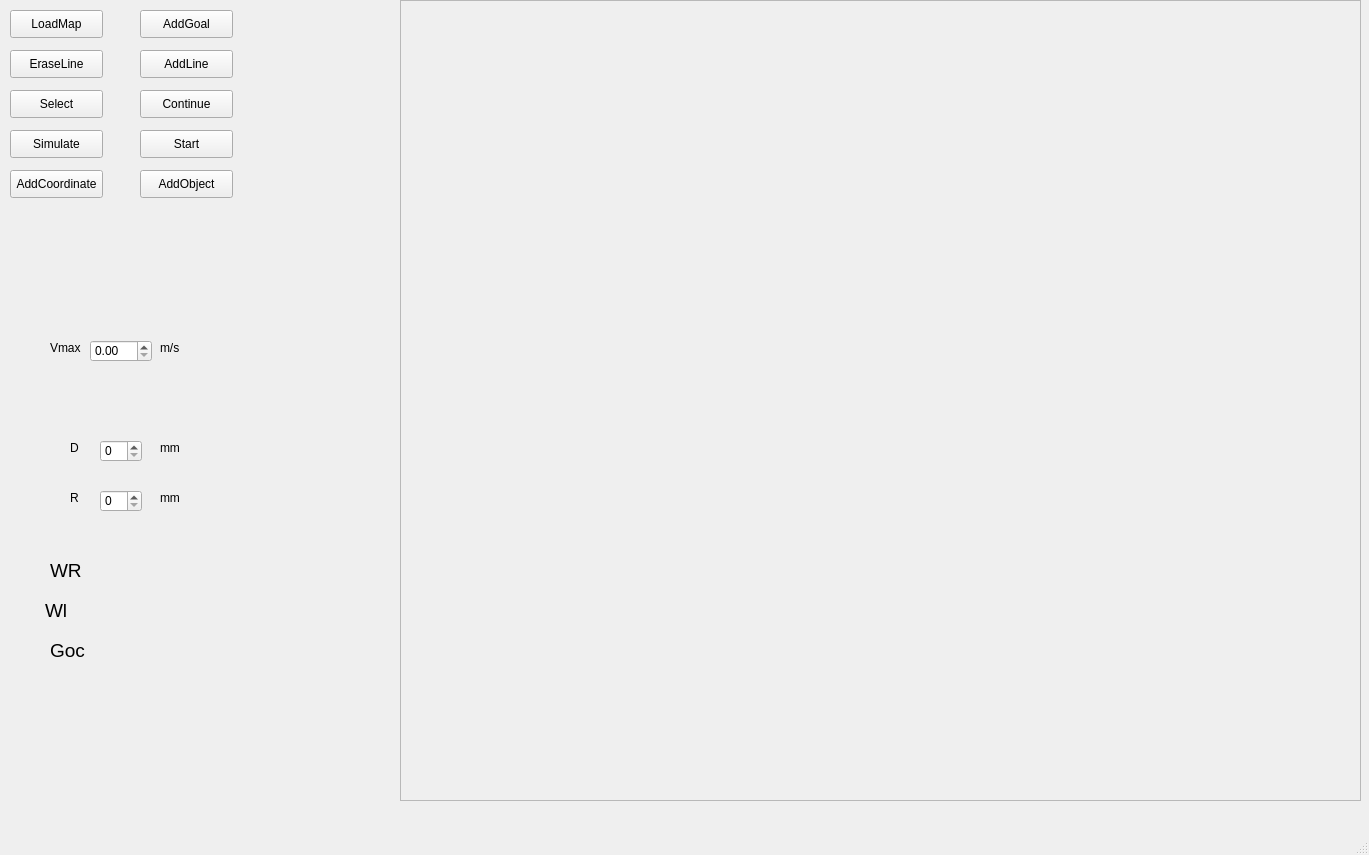
trantienlong2301/DATN, file gui2.ui: the form before one commit.
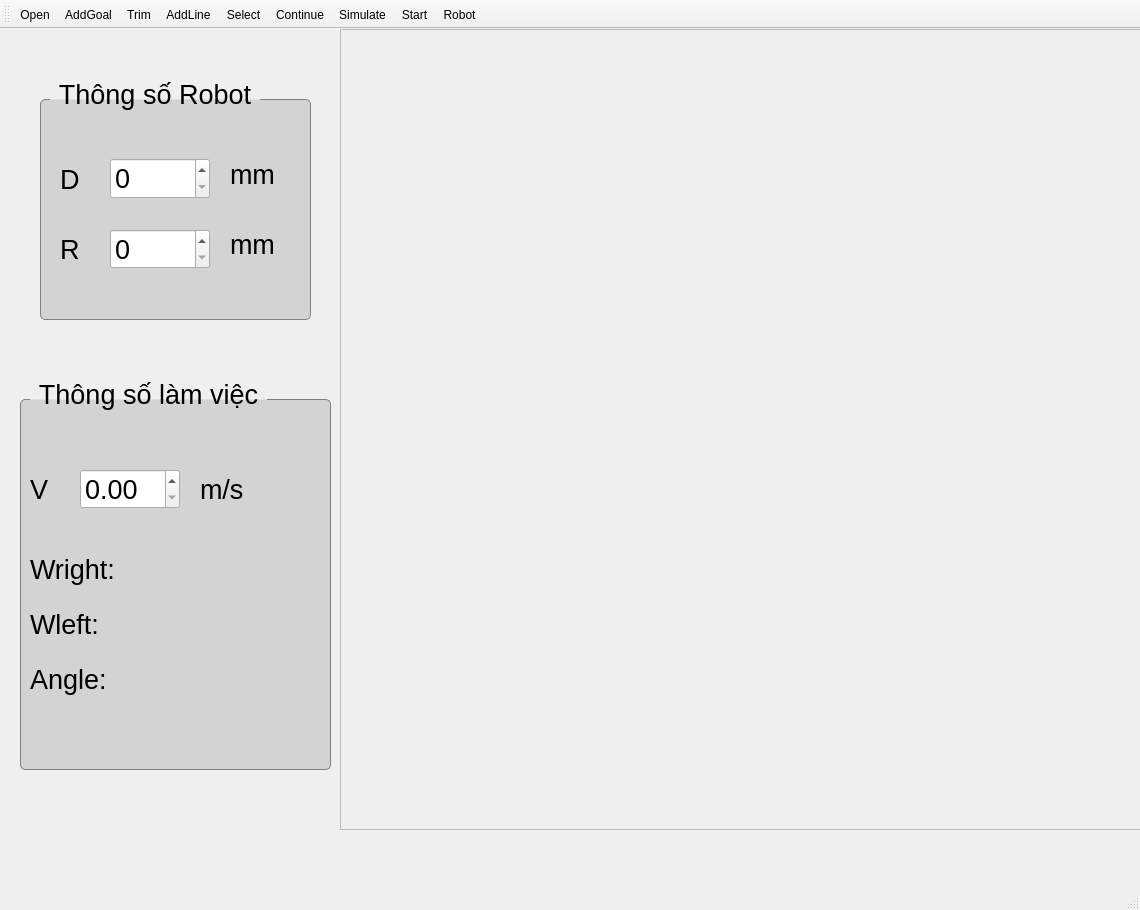
The form after the commit. Icons and pictures are not drawn.

What changed in the file:
```diff
--- a/gui2.ui
+++ b/gui2.ui
@@ -2,157 +2,48 @@
 <ui version="4.0">
  <class>MainWindow</class>
  <widget class="QMainWindow" name="MainWindow">
+  <property name="enabled">
+   <bool>true</bool>
+  </property>
   <property name="geometry">
    <rect>
     <x>0</x>
     <y>0</y>
-    <width>1369</width>
-    <height>855</height>
+    <width>1140</width>
+    <height>910</height>
    </rect>
   </property>
+  <property name="sizePolicy">
+   <sizepolicy hsizetype="Expanding" vsizetype="Expanding">
+    <horstretch>0</horstretch>
+    <verstretch>0</verstretch>
+   </sizepolicy>
+  </property>
   <property name="windowTitle">
    <string>MainWindow</string>
   </property>
   <widget class="QWidget" name="centralwidget">
-   <widget class="QPushButton" name="LoadMap">
-    <property name="geometry">
-     <rect>
-      <x>10</x>
-      <y>10</y>
-      <width>93</width>
-      <height>28</height>
-     </rect>
-    </property>
-    <property name="text">
-     <string>LoadMap</string>
-    </property>
-   </widget>
-   <widget class="QPushButton" name="AddGoal">
-    <property name="geometry">
-     <rect>
-      <x>140</x>
-      <y>10</y>
-      <width>93</width>
-      <height>28</height>
-     </rect>
-    </property>
-    <property name="text">
-     <string>AddGoal</string>
-    </property>
-   </widget>
-   <widget class="QPushButton" name="AddLine">
-    <property name="geometry">
-     <rect>
-      <x>140</x>
-      <y>50</y>
-      <width>93</width>
-      <height>28</height>
-     </rect>
-    </property>
-    <property name="text">
-     <string>AddLine</string>
-    </property>
-   </widget>
-   <widget class="QPushButton" name="EraseLine">
-    <property name="geometry">
-     <rect>
-      <x>10</x>
-      <y>50</y>
-      <width>93</width>
-      <height>28</height>
-     </rect>
-    </property>
-    <property name="text">
-     <string>EraseLine</string>
-    </property>
-   </widget>
-   <widget class="QPushButton" name="Select">
-    <property name="geometry">
-     <rect>
-      <x>10</x>
-      <y>90</y>
-      <width>93</width>
-      <height>28</height>
-     </rect>
-    </property>
-    <property name="text">
-     <string>Select</string>
-    </property>
-   </widget>
-   <widget class="QPushButton" name="Simulate">
-    <property name="geometry">
-     <rect>
-      <x>10</x>
-      <y>130</y>
-      <width>93</width>
-      <height>28</height>
-     </rect>
-    </property>
-    <property name="text">
-     <string>Simulate</string>
-    </property>
-   </widget>
-   <widget class="QPushButton" name="Start">
-    <property name="geometry">
-     <rect>
-      <x>140</x>
-      <y>130</y>
-      <width>93</width>
-      <height>28</height>
-     </rect>
-    </property>
-    <property name="text">
-     <string>Start</string>
-    </property>
-   </widget>
-   <widget class="QPushButton" name="Continue">
-    <property name="geometry">
-     <rect>
-      <x>140</x>
-      <y>90</y>
-      <width>93</width>
-      <height>28</height>
-     </rect>
-    </property>
-    <property name="text">
-     <string>Continue</string>
-    </property>
-   </widget>
-   <widget class="QPushButton" name="AddCoordinate">
-    <property name="geometry">
-     <rect>
-      <x>10</x>
-      <y>170</y>
-      <width>93</width>
-      <height>28</height>
-     </rect>
-    </property>
-    <property name="text">
-     <string>AddCoordinate</string>
-    </property>
-   </widget>
-   <widget class="QPushButton" name="AddObject">
-    <property name="geometry">
-     <rect>
-      <x>140</x>
-      <y>170</y>
-      <width>93</width>
-      <height>28</height>
-     </rect>
-    </property>
-    <property name="text">
-     <string>AddObject</string>
-    </property>
-   </widget>
+   <property name="sizePolicy">
+    <sizepolicy hsizetype="Expanding" vsizetype="Expanding">
+     <horstretch>0</horstretch>
+     <verstretch>0</verstretch>
+    </sizepolicy>
+   </property>
    <widget class="QFrame" name="Screen">
     <property name="geometry">
      <rect>
-      <x>400</x>
+      <x>340</x>
       <y>0</y>
-      <width>961</width>
+      <width>801</width>
       <height>801</height>
      </rect>
     </property>
+    <property name="sizePolicy">
+     <sizepolicy hsizetype="Expanding" vsizetype="Expanding">
+      <horstretch>0</horstretch>
+      <verstretch>0</verstretch>
+     </sizepolicy>
+    </property>
     <property name="frameShape">
      <enum>QFrame::StyledPanel</enum>
     </property>
@@ -160,234 +51,559 @@
      <enum>QFrame::Raised</enum>
     </property>
    </widget>
-   <widget class="QLabel" name="label">
+   <widget class="QGroupBox" name="groupBox">
     <property name="geometry">
      <rect>
-      <x>50</x>
-      <y>340</y>
-      <width>41</width>
-      <height>16</height>
+      <x>40</x>
+      <y>50</y>
+      <width>271</width>
+      <height>241</height>
      </rect>
     </property>
-    <property name="text">
-     <string>Vmax</string>
-    </property>
-   </widget>
-   <widget class="QLabel" name="label_3">
-    <property name="geometry">
-     <rect>
-      <x>70</x>
-      <y>440</y>
-      <width>16</width>
-      <height>16</height>
-     </rect>
-    </property>
-    <property name="text">
-     <string>D</string>
-    </property>
-   </widget>
-   <widget class="QLabel" name="label_4">
-    <property name="geometry">
-     <rect>
-      <x>70</x>
-      <y>490</y>
-      <width>21</width>
-      <height>16</height>
-     </rect>
-    </property>
-    <property name="text">
-     <string>R</string>
-    </property>
-   </widget>
-   <widget class="QLabel" name="label_5">
-    <property name="geometry">
-     <rect>
-      <x>160</x>
-      <y>340</y>
-      <width>55</width>
-      <height>16</height>
-     </rect>
-    </property>
-    <property name="text">
-     <string>m/s</string>
-    </property>
-   </widget>
-   <widget class="QLabel" name="label_6">
-    <property name="geometry">
-     <rect>
-      <x>160</x>
-      <y>440</y>
-      <width>55</width>
-      <height>16</height>
-     </rect>
-    </property>
-    <property name="text">
-     <string>mm</string>
-    </property>
-   </widget>
-   <widget class="QLabel" name="label_7">
-    <property name="geometry">
-     <rect>
-      <x>160</x>
-      <y>490</y>
-      <width>55</width>
-      <height>16</height>
-     </rect>
-    </property>
-    <property name="text">
-     <string>mm</string>
-    </property>
-   </widget>
-   <widget class="QDoubleSpinBox" name="Vmax">
-    <property name="geometry">
-     <rect>
-      <x>90</x>
-      <y>340</y>
-      <width>62</width>
-      <height>22</height>
-     </rect>
-    </property>
-   </widget>
-   <widget class="QSpinBox" name="Chieu_rong">
-    <property name="geometry">
-     <rect>
-      <x>100</x>
-      <y>440</y>
-      <width>42</width>
-      <height>22</height>
-     </rect>
-    </property>
-   </widget>
-   <widget class="QSpinBox" name="Ban_kinh">
-    <property name="geometry">
-     <rect>
-      <x>100</x>
-      <y>490</y>
-      <width>42</width>
-      <height>22</height>
-     </rect>
-    </property>
-   </widget>
-   <widget class="QLabel" name="VelRight">
-    <property name="geometry">
-     <rect>
-      <x>100</x>
-      <y>550</y>
-      <width>151</width>
-      <height>31</height>
-     </rect>
-    </property>
     <property name="font">
      <font>
-      <pointsize>14</pointsize>
+      <pointsize>20</pointsize>
      </font>
     </property>
-    <property name="text">
-     <string/>
+    <property name="styleSheet">
+     <string notr="true">QGroupBox {
+    background-color: lightgray; /* hoặc #F0F0F0, red, etc. */
+    border: 1px solid gray;
+    border-radius: 5px;
+    margin-top: 20px;
+}
+
+QGroupBox::title {
+    subcontrol-origin: margin;
+    left: 10px;
+    padding: 0 5px;
+}
+</string>
     </property>
-   </widget>
-   <widget class="QLabel" name="VelLeft">
-    <property name="geometry">
-     <rect>
-      <x>100</x>
-      <y>600</y>
-      <width>121</width>
-      <height>21</height>
-     </rect>
+    <property name="title">
+     <string>Thông số Robot</string>
     </property>
-    <property name="font">
-     <font>
-      <pointsize>14</pointsize>
-     </font>
-    </property>
-    <property name="text">
-     <string/>
-    </property>
+    <widget class="QLabel" name="label_3">
+     <property name="geometry">
+      <rect>
+       <x>20</x>
+       <y>80</y>
+       <width>41</width>
+       <height>41</height>
+      </rect>
+     </property>
+     <property name="sizePolicy">
+      <sizepolicy hsizetype="Expanding" vsizetype="Expanding">
+       <horstretch>0</horstretch>
+       <verstretch>0</verstretch>
+      </sizepolicy>
+     </property>
+     <property name="font">
+      <font>
+       <pointsize>20</pointsize>
+      </font>
+     </property>
+     <property name="text">
+      <string>D</string>
+     </property>
+    </widget>
+    <widget class="QSpinBox" name="Chieu_rong">
+     <property name="geometry">
+      <rect>
+       <x>70</x>
+       <y>79</y>
+       <width>100</width>
+       <height>41</height>
+      </rect>
+     </property>
+     <property name="sizePolicy">
+      <sizepolicy hsizetype="Expanding" vsizetype="Expanding">
+       <horstretch>0</horstretch>
+       <verstretch>0</verstretch>
+      </sizepolicy>
+     </property>
+     <property name="font">
+      <font>
+       <pointsize>20</pointsize>
+      </font>
+     </property>
+    </widget>
+    <widget class="QLabel" name="label_6">
+     <property name="geometry">
+      <rect>
+       <x>190</x>
+       <y>80</y>
+       <width>61</width>
+       <height>31</height>
+      </rect>
+     </property>
+     <property name="sizePolicy">
+      <sizepolicy hsizetype="Expanding" vsizetype="Expanding">
+       <horstretch>0</horstretch>
+       <verstretch>0</verstretch>
+      </sizepolicy>
+     </property>
+     <property name="font">
+      <font>
+       <pointsize>20</pointsize>
+      </font>
+     </property>
+     <property name="text">
+      <string>mm</string>
+     </property>
+    </widget>
+    <widget class="QLabel" name="label_4">
+     <property name="geometry">
+      <rect>
+       <x>20</x>
+       <y>150</y>
+       <width>21</width>
+       <height>41</height>
+      </rect>
+     </property>
+     <property name="sizePolicy">
+      <sizepolicy hsizetype="Expanding" vsizetype="Expanding">
+       <horstretch>0</horstretch>
+       <verstretch>0</verstretch>
+      </sizepolicy>
+     </property>
+     <property name="font">
+      <font>
+       <pointsize>20</pointsize>
+      </font>
+     </property>
+     <property name="text">
+      <string>R</string>
+     </property>
+    </widget>
+    <widget class="QSpinBox" name="Ban_kinh">
+     <property name="geometry">
+      <rect>
+       <x>70</x>
+       <y>150</y>
+       <width>100</width>
+       <height>40</height>
+      </rect>
+     </property>
+     <property name="sizePolicy">
+      <sizepolicy hsizetype="Expanding" vsizetype="Expanding">
+       <horstretch>0</horstretch>
+       <verstretch>0</verstretch>
+      </sizepolicy>
+     </property>
+     <property name="font">
+      <font>
+       <pointsize>20</pointsize>
+      </font>
+     </property>
+    </widget>
+    <widget class="QLabel" name="label_7">
+     <property name="geometry">
+      <rect>
+       <x>190</x>
+       <y>150</y>
+       <width>71</width>
+       <height>31</height>
+      </rect>
+     </property>
+     <property name="sizePolicy">
+      <sizepolicy hsizetype="Expanding" vsizetype="Expanding">
+       <horstretch>0</horstretch>
+       <verstretch>0</verstretch>
+      </sizepolicy>
+     </property>
+     <property name="font">
+      <font>
+       <pointsize>20</pointsize>
+      </font>
+     </property>
+     <property name="text">
+      <string>mm</string>
+     </property>
+    </widget>
    </widget>
-   <widget class="QLabel" name="Angle">
+   <widget class="QGroupBox" name="groupBox_2">
     <property name="geometry">
      <rect>
-      <x>100</x>
-      <y>640</y>
-      <width>111</width>
-      <height>31</height>
+      <x>20</x>
+      <y>350</y>
+      <width>311</width>
+      <height>391</height>
      </rect>
     </property>
     <property name="font">
      <font>
-      <pointsize>14</pointsize>
+      <pointsize>20</pointsize>
      </font>
     </property>
-    <property name="text">
-     <string/>
+    <property name="autoFillBackground">
+     <bool>false</bool>
     </property>
-   </widget>
-   <widget class="QLabel" name="label_10">
-    <property name="geometry">
-     <rect>
-      <x>50</x>
-      <y>560</y>
-      <width>41</width>
-      <height>20</height>
-     </rect>
+    <property name="styleSheet">
+     <string notr="true">QGroupBox {
+    background-color: lightgray; /* hoặc #F0F0F0, red, etc. */
+    border: 1px solid gray;
+    border-radius: 5px;
+    margin-top: 20px;
+}
+
+QGroupBox::title {
+    subcontrol-origin: margin;
+    left: 10px;
+    padding: 0 5px;
+}
+</string>
     </property>
-    <property name="font">
-     <font>
-      <pointsize>14</pointsize>
-     </font>
+    <property name="title">
+     <string>Thông số làm việc</string>
     </property>
-    <property name="text">
-     <string>WR</string>
-    </property>
+    <widget class="QLabel" name="label">
+     <property name="geometry">
+      <rect>
+       <x>10</x>
+       <y>90</y>
+       <width>31</width>
+       <height>41</height>
+      </rect>
+     </property>
+     <property name="sizePolicy">
+      <sizepolicy hsizetype="Expanding" vsizetype="Expanding">
+       <horstretch>0</horstretch>
+       <verstretch>0</verstretch>
+      </sizepolicy>
+     </property>
+     <property name="font">
+      <font>
+       <pointsize>20</pointsize>
+      </font>
+     </property>
+     <property name="text">
+      <string>V</string>
+     </property>
+    </widget>
+    <widget class="QLabel" name="label_5">
+     <property name="geometry">
+      <rect>
+       <x>180</x>
+       <y>90</y>
+       <width>81</width>
+       <height>41</height>
+      </rect>
+     </property>
+     <property name="sizePolicy">
+      <sizepolicy hsizetype="Expanding" vsizetype="Expanding">
+       <horstretch>0</horstretch>
+       <verstretch>0</verstretch>
+      </sizepolicy>
+     </property>
+     <property name="font">
+      <font>
+       <pointsize>20</pointsize>
+      </font>
+     </property>
+     <property name="text">
+      <string>m/s</string>
+     </property>
+    </widget>
+    <widget class="QDoubleSpinBox" name="Vmax">
+     <property name="geometry">
+      <rect>
+       <x>60</x>
+       <y>90</y>
+       <width>100</width>
+       <height>40</height>
+      </rect>
+     </property>
+     <property name="sizePolicy">
+      <sizepolicy hsizetype="Expanding" vsizetype="Expanding">
+       <horstretch>0</horstretch>
+       <verstretch>0</verstretch>
+      </sizepolicy>
+     </property>
+     <property name="font">
+      <font>
+       <pointsize>20</pointsize>
+      </font>
+     </property>
+    </widget>
+    <widget class="QLabel" name="label_12">
+     <property name="geometry">
+      <rect>
+       <x>10</x>
+       <y>280</y>
+       <width>91</width>
+       <height>41</height>
+      </rect>
+     </property>
+     <property name="sizePolicy">
+      <sizepolicy hsizetype="Expanding" vsizetype="Expanding">
+       <horstretch>0</horstretch>
+       <verstretch>0</verstretch>
+      </sizepolicy>
+     </property>
+     <property name="font">
+      <font>
+       <pointsize>20</pointsize>
+      </font>
+     </property>
+     <property name="text">
+      <string>Angle:</string>
+     </property>
+    </widget>
+    <widget class="QLabel" name="VelRight">
+     <property name="geometry">
+      <rect>
+       <x>140</x>
+       <y>170</y>
+       <width>121</width>
+       <height>41</height>
+      </rect>
+     </property>
+     <property name="sizePolicy">
+      <sizepolicy hsizetype="Expanding" vsizetype="Expanding">
+       <horstretch>0</horstretch>
+       <verstretch>0</verstretch>
+      </sizepolicy>
+     </property>
+     <property name="font">
+      <font>
+       <pointsize>20</pointsize>
+      </font>
+     </property>
+     <property name="styleSheet">
+      <string notr="true">font: 20pt &quot;MS Shell Dlg 2&quot;;</string>
+     </property>
+     <property name="text">
+      <string/>
+     </property>
+    </widget>
+    <widget class="QLabel" name="VelLeft">
+     <property name="geometry">
+      <rect>
+       <x>140</x>
+       <y>230</y>
+       <width>121</width>
+       <height>31</height>
+      </rect>
+     </property>
+     <property name="sizePolicy">
+      <sizepolicy hsizetype="Expanding" vsizetype="Expanding">
+       <horstretch>0</horstretch>
+       <verstretch>0</verstretch>
+      </sizepolicy>
+     </property>
+     <property name="font">
+      <font>
+       <pointsize>20</pointsize>
+      </font>
+     </property>
+     <property name="text">
+      <string/>
+     </property>
+    </widget>
+    <widget class="QLabel" name="Angle">
+     <property name="geometry">
+      <rect>
+       <x>140</x>
+       <y>280</y>
+       <width>161</width>
+       <height>41</height>
+      </rect>
+     </property>
+     <property name="sizePolicy">
+      <sizepolicy hsizetype="Expanding" vsizetype="Expanding">
+       <horstretch>0</horstretch>
+       <verstretch>0</verstretch>
+      </sizepolicy>
+     </property>
+     <property name="font">
+      <font>
+       <pointsize>20</pointsize>
+      </font>
+     </property>
+     <property name="text">
+      <string/>
+     </property>
+    </widget>
+    <widget class="QLabel" name="label_10">
+     <property name="geometry">
+      <rect>
+       <x>10</x>
+       <y>170</y>
+       <width>111</width>
+       <height>41</height>
+      </rect>
+     </property>
+     <property name="sizePolicy">
+      <sizepolicy hsizetype="Expanding" vsizetype="Expanding">
+       <horstretch>0</horstretch>
+       <verstretch>0</verstretch>
+      </sizepolicy>
+     </property>
+     <property name="font">
+      <font>
+       <pointsize>20</pointsize>
+      </font>
+     </property>
+     <property name="text">
+      <string>Wright:</string>
+     </property>
+    </widget>
+    <widget class="QLabel" name="label_11">
+     <property name="geometry">
+      <rect>
+       <x>10</x>
+       <y>230</y>
+       <width>101</width>
+       <height>31</height>
+      </rect>
+     </property>
+     <property name="sizePolicy">
+      <sizepolicy hsizetype="Expanding" vsizetype="Expanding">
+       <horstretch>0</horstretch>
+       <verstretch>0</verstretch>
+      </sizepolicy>
+     </property>
+     <property name="font">
+      <font>
+       <pointsize>20</pointsize>
+      </font>
+     </property>
+     <property name="text">
+      <string>Wleft:</string>
+     </property>
+    </widget>
    </widget>
-   <widget class="QLabel" name="label_11">
+   <widget class="QWidget" name="">
     <property name="geometry">
      <rect>
-      <x>45</x>
-      <y>600</y>
-      <width>31</width>
-      <height>20</height>
+      <x>0</x>
+      <y>0</y>
+      <width>2</width>
+      <height>2</height>
      </rect>
     </property>
-    <property name="font">
-     <font>
-      <pointsize>14</pointsize>
-     </font>
-    </property>
-    <property name="text">
-     <string>Wl</string>
-    </property>
+    <layout class="QHBoxLayout" name="horizontalLayout_4"/>
    </widget>
-   <widget class="QLabel" name="label_12">
-    <property name="geometry">
-     <rect>
-      <x>50</x>
-      <y>640</y>
-      <width>41</width>
-      <height>21</height>
-     </rect>
-    </property>
-    <property name="font">
-     <font>
-      <pointsize>14</pointsize>
-     </font>
-    </property>
-    <property name="text">
-     <string>Goc</string>
-    </property>
-   </widget>
   </widget>
-  <widget class="QMenuBar" name="menubar">
-   <property name="geometry">
-    <rect>
-     <x>0</x>
-     <y>0</y>
-     <width>1369</width>
-     <height>26</height>
-    </rect>
+  <widget class="QStatusBar" name="statusbar">
+   <property name="sizePolicy">
+    <sizepolicy hsizetype="Expanding" vsizetype="Expanding">
+     <horstretch>0</horstretch>
+     <verstretch>0</verstretch>
+    </sizepolicy>
    </property>
   </widget>
-  <widget class="QStatusBar" name="statusbar"/>
+  <widget class="QToolBar" name="toolBar">
+   <property name="windowTitle">
+    <string>toolBar</string>
+   </property>
+   <property name="iconSize">
+    <size>
+     <width>50</width>
+     <height>50</height>
+    </size>
+   </property>
+   <property name="toolButtonStyle">
+    <enum>Qt::ToolButtonTextUnderIcon</enum>
+   </property>
+   <attribute name="toolBarArea">
+    <enum>TopToolBarArea</enum>
+   </attribute>
+   <attribute name="toolBarBreak">
+    <bool>false</bool>
+   </attribute>
+   <addaction name="actionOpen"/>
+   <addaction name="actionAddGoal"/>
+   <addaction name="actionTrim"/>
+   <addaction name="actionAddLine"/>
+   <addaction name="actionSelect"/>
+   <addaction name="actionContinue"/>
+   <addaction name="actionSimulate"/>
+   <addaction name="actionStart"/>
+   <addaction name="actionrobot"/>
+  </widget>
+  <action name="actionOpen">
+   <property name="icon">
+    <iconset>
+     <normaloff>icons/open.png</normaloff>icons/open.png</iconset>
+   </property>
+   <property name="text">
+    <string>Open</string>
+   </property>
+  </action>
+  <action name="actionAddGoal">
+   <property name="icon">
+    <iconset>
+     <normaloff>icons/addpoint.png</normaloff>icons/addpoint.png</iconset>
+   </property>
+   <property name="text">
+    <string>AddGoal</string>
+   </property>
+  </action>
+  <action name="actionTrim">
+   <property name="icon">
+    <iconset>
+     <normaloff>icons/cut.png</normaloff>icons/cut.png</iconset>
+   </property>
+   <property name="text">
+    <string>Trim</string>
+   </property>
+  </action>
+  <action name="actionAddLine">
+   <property name="icon">
+    <iconset>
+     <normaloff>icons/workLine.png</normaloff>icons/workLine.png</iconset>
+   </property>
+   <property name="text">
+    <string>AddLine</string>
+   </property>
+  </action>
+  <action name="actionSelect">
+   <property name="icon">
+    <iconset>
+     <normaloff>icons/select.png</normaloff>icons/select.png</iconset>
+   </property>
+   <property name="text">
+    <string>Select</string>
+   </property>
+  </action>
+  <action name="actionContinue">
+   <property name="icon">
+    <iconset>
+     <normaloff>icons/continue.png</normaloff>icons/continue.png</iconset>
+   </property>
+   <property name="text">
+    <string>Continue</string>
+   </property>
+  </action>
+  <action name="actionSimulate">
+   <property name="icon">
+    <iconset>
+     <normaloff>icons/simu.png</normaloff>icons/simu.png</iconset>
+   </property>
+   <property name="text">
+    <string>Simulate</string>
+   </property>
+  </action>
+  <action name="actionStart">
+   <property name="icon">
+    <iconset>
+     <normaloff>icons/on.png</normaloff>icons/on.png</iconset>
+   </property>
+   <property name="text">
+    <string>Start</string>
+   </property>
+  </action>
+  <action name="actionrobot">
+   <property name="icon">
+    <iconset>
+     <normaloff>icons/robot.jpg</normaloff>icons/robot.jpg</iconset>
+   </property>
+   <property name="text">
+    <string>Robot</string>
+   </property>
+  </action>
  </widget>
  <resources/>
  <connections/>
```
Left out of the diff: 6 changed lines with no effect on the pictures.
